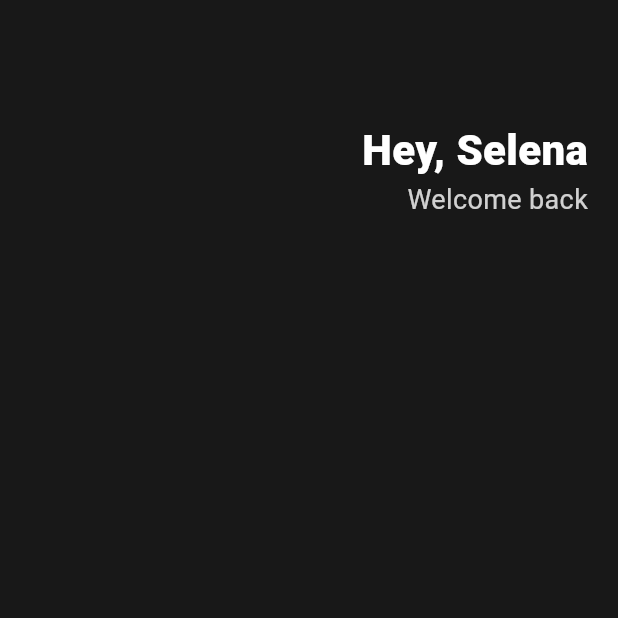
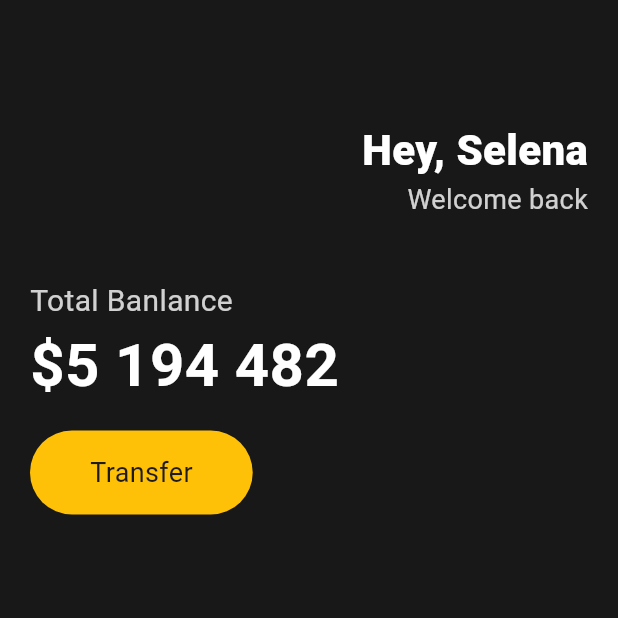
Before and after one commit to heereal/Digital_Wallet, a Flutter app: the screen it shows after launch, on a phone screen of 412 x 824 dp, the top half of it. Run offline on Flutter 3.47's test engine with Material 3 defaults, Android fonts, the light colour scheme and no system bars.

Commit message:
design: buttons section

```diff
--- a/lib/main.dart
+++ b/lib/main.dart
@@ -21,6 +21,7 @@
               horizontal: 20,
             ),
             child: Column(
+              crossAxisAlignment: CrossAxisAlignment.start,
               children: [
                 SizedBox(
                   height: 80,
@@ -49,6 +50,49 @@
                       ],
                     ),
                   ],
+                ),
+                SizedBox(
+                  height: 40,
+                ),
+                Text(
+                  'Total Banlance',
+                  style: TextStyle(
+                    color: Colors.white.withOpacity(0.8),
+                    fontSize: 20,
+                  ),
+                ),
+                Text(
+                  '\$5 194 482',
+                  style: TextStyle(
+                    color: Colors.white,
+                    fontSize: 40,
+                    fontWeight: FontWeight.w600,
+                  ),
+                ),
+                SizedBox(
+                  height: 15,
+                ),
+                Row(
+                  children: [
+                    Container(
+                      decoration: BoxDecoration(
+                        color: Colors.amber,
+                        borderRadius: BorderRadius.circular(45),
+                      ),
+                      child: Padding(
+                        padding: EdgeInsets.symmetric(
+                          vertical: 15,
+                          horizontal: 40,
+                        ),
+                        child: Text(
+                          'Transfer',
+                          style: TextStyle(
+                            fontSize: 18,
+                          ),
+                        ),
+                      ),
+                    ),
+                  ],
                 )
               ],
             ),
```
